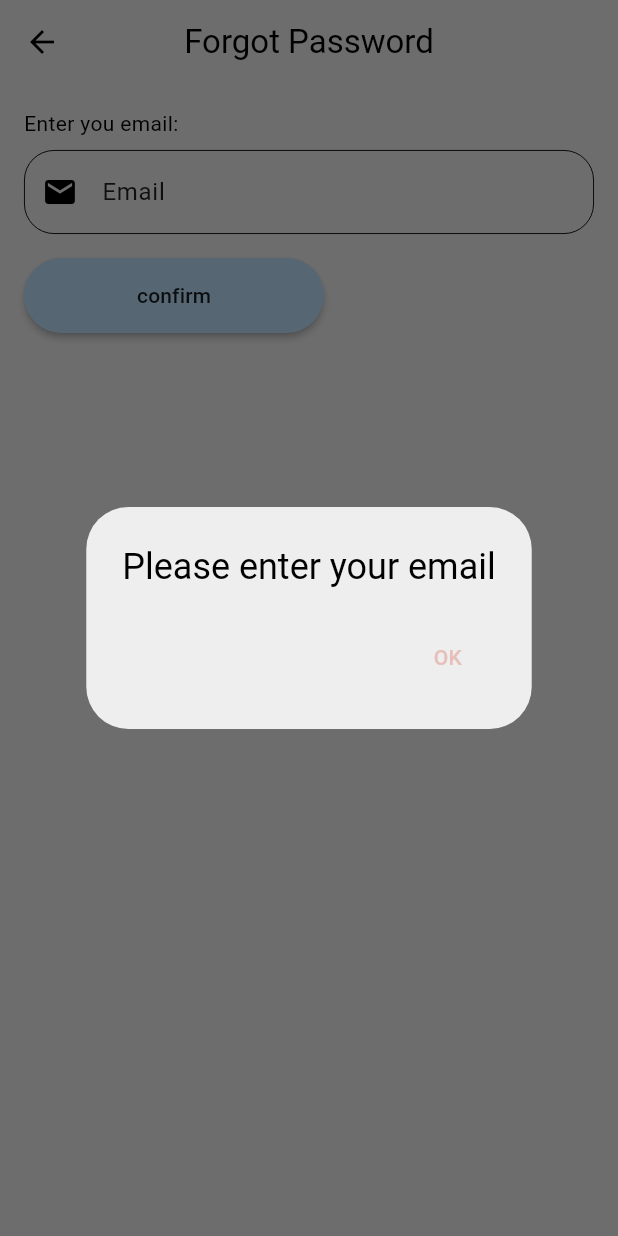
After one commit to Luis-shrestha/Bookshelf_app, a Flutter app: the ForgotPasswordView screen opened directly, after a tap on "confirm", on a phone screen of 412 x 824 dp. The commit adds this screen. Run offline on Flutter 3.47's test engine with Material 3 defaults, Android fonts, the light colour scheme and no system bars; our stand-ins replace cloud_firestore, email_validator, file_picker, firebase_auth, firebase_core, firebase_storage and 9 more; missing offline and left inert: flutter_file_downloader, flutter_pdfview; accounts and stored records are empty; network calls fail; project files that could hold a hidden picture were left out.

Commit message:
implement of reset password

```diff
--- a/lib/firebase_authentication_service/firebase_auth_helper.dart
+++ b/lib/firebase_authentication_service/firebase_auth_helper.dart
@@ -107,4 +107,13 @@ class FirebaseAuthHelper {
 
     return user;
   }
+
+  static Future<void> sendPasswordResetEmail(String email) async {
+    try {
+      await FirebaseAuth.instance.sendPasswordResetEmail(email: email);
+    } catch (e) {
+      print('Error: $e');
+      rethrow;
+    }
+  }
 }
--- a/lib/firebase_authentication_service/validator.dart
+++ b/lib/firebase_authentication_service/validator.dart
@@ -27,7 +27,9 @@ class Validator {
     }
 
     RegExp emailRegExp = RegExp(
-        r"^[a-zA-Z0-9.!#$%&'*+/=?^_`{|}~-]+@[a-zA-Z0-9](?:[a-zA-Z0-9-]{0,253}[a-zA-Z0-9])?(?:\.[a-zA-Z0-9](?:[a-zA-Z0-9-]{0,253}[a-zA-Z0-9])?)*$");
+        // r"^[a-zA-Z0-9.!#$%&'*+/=?^_`{|}~-]+@[a-zA-Z0-9](?:[a-zA-Z0-9-]{0,253}[a-zA-Z0-9])?(?:\.[a-zA-Z0-9](?:[a-zA-Z0-9-]{0,253}[a-zA-Z0-9])?)*$",
+      r'^[a-zA-Z0-9._%+-]+@[a-zA-Z0-9.-]+\.[a-zA-Z]{2,}$',
+    );
 
     if (email.isEmpty) {
       return 'Email can\'t be empty';
--- a/lib/userScreen/authentication_screen/user_register_page.dart
+++ b/lib/userScreen/authentication_screen/user_register_page.dart
@@ -308,7 +308,6 @@ class _RegisterScreenState extends State<RegisterScreen> {
     });
   }
 
-
   Widget alreadyRegisterText() {
     return RichText(
       text: TextSpan(
--- /dev/null
+++ b/lib/userScreen/forgotPassword/forgot_password_view.dart
@@ -0,0 +1,146 @@
+import 'package:firebase_auth/firebase_auth.dart';
+import 'package:flutter/material.dart';
+
+import '../../firebase_authentication_service/validator.dart';
+import '../../supports/applog/applog.dart';
+import '../../utility/widget/form_widget/custom_text_field.dart';
+
+class ForgotPasswordView extends StatefulWidget {
+  const ForgotPasswordView({super.key});
+
+  @override
+  State<ForgotPasswordView> createState() => _ForgotPasswordViewState();
+}
+
+class _ForgotPasswordViewState extends State<ForgotPasswordView> {
+  TextEditingController emailController = TextEditingController();
+
+  FocusNode _focusEmail = FocusNode();
+
+  @override
+  Widget build(BuildContext context) {
+    return Scaffold(
+      appBar: AppBar(
+        title: Text("Forgot Password"),
+        centerTitle: true,
+      ),
+      body: Padding(
+        padding: const EdgeInsets.all(16.0),
+        child: Container(
+          child: Column(
+            crossAxisAlignment: CrossAxisAlignment.start,
+            children: [
+              Text("Enter you email:"),
+              SizedBox(height: 8.0),
+              CustomTextField(
+                focusNode: _focusEmail,
+                validator: (value) => Validator.validateEmail(
+                  email: value,
+                ),
+                controller: emailController,
+                labelText: 'Email',
+                prefixIcon: Icons.email,
+              ),
+              SizedBox(height: 16.0),
+              ElevatedButton(
+                onPressed: _resetPassword,
+                style: ElevatedButton.styleFrom(
+                  fixedSize: const Size(200, 50),
+                  backgroundColor: Colors.blue.shade100,
+                  elevation: 2,
+                ),
+                child: Text(
+                  'confirm',
+                  style: TextStyle(
+                      color: Theme.of(context).textTheme.bodyLarge!.color),
+                ),
+              )
+            ],
+          ),
+        ),
+      ),
+    );
+  }
+
+  Future<void> _resetPassword() async {
+    final email = emailController.text.trim();
+    AppLog.d("Login screen", "$email");
+
+    if (email.isEmpty) {
+      showDialog(
+        context: context,
+        builder: (BuildContext context) {
+          return AlertDialog(
+            title: const Text('Please enter your email'),
+            actions: [
+              TextButton(
+                onPressed: () {
+                  Navigator.of(context).pop();
+                },
+                child: const Text('OK'),
+              ),
+            ],
+          );
+        },
+      );
+      return; // Exit the function if email is empty
+    }
+
+    if (Validator.validateEmail(email: email) == null) {
+      try {
+        await FirebaseAuth.instance.sendPasswordResetEmail(email: email);
+        showDialog(
+          context: context,
+          builder: (BuildContext context) {
+            return AlertDialog(
+              title: const Text('Password reset link sent! Check your email.'),
+              actions: [
+                TextButton(
+                  onPressed: () {
+                    Navigator.of(context).pop();
+                  },
+                  child: const Text('OK'),
+                ),
+              ],
+            );
+          },
+        );
+      } catch (e) {
+        showDialog(
+          context: context,
+          builder: (BuildContext context) {
+            return AlertDialog(
+              title: const Text('Error sending password reset link.'),
+              actions: [
+                TextButton(
+                  onPressed: () {
+                    Navigator.of(context).pop();
+                  },
+                  child: const Text('OK'),
+                ),
+              ],
+            );
+          },
+        );
+      }
+    } else {
+      showDialog(
+        context: context,
+        builder: (BuildContext context) {
+          return AlertDialog(
+            title: const Text('Please enter a valid email address.'),
+            actions: [
+              TextButton(
+                onPressed: () {
+                  Navigator.of(context).pop();
+                },
+                child: const Text('OK'),
+              ),
+            ],
+          );
+        },
+      );
+    }
+  }
+
+}
--- a/lib/utility/widget/form_widget/custom_text_field.dart
+++ b/lib/utility/widget/form_widget/custom_text_field.dart
@@ -35,9 +35,9 @@ class CustomTextField extends StatelessWidget {
           borderSide: BorderSide(color: Colors.black54),
         ),
         enabledBorder: OutlineInputBorder(
-          borderRadius: BorderRadius.circular(30),
+          borderRadius: BorderRadius.circular(20),
           borderSide: const BorderSide(
-              color: Colors.black54, width: 0.6),
+              color: Colors.black, width: 0.6),
         ),
         focusedBorder: OutlineInputBorder(
           borderSide: const BorderSide(
```
Also changed, not shown: lib/userScreen/authentication_screen/user_login_screen.dart (+21 -7 lines), lib/utility/widget/form_widget/register_custom_text_field.dart (+4 -4 lines).
